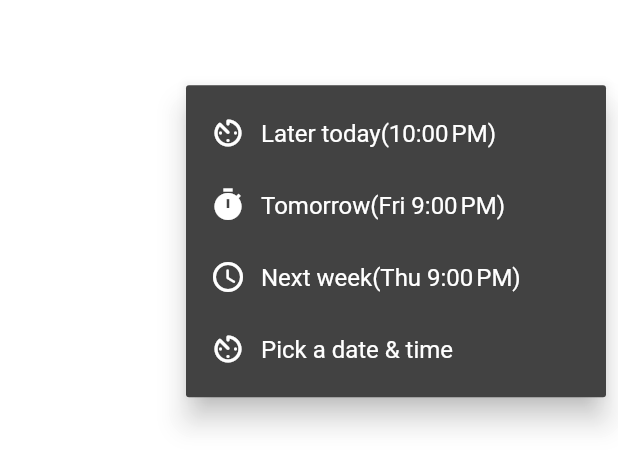
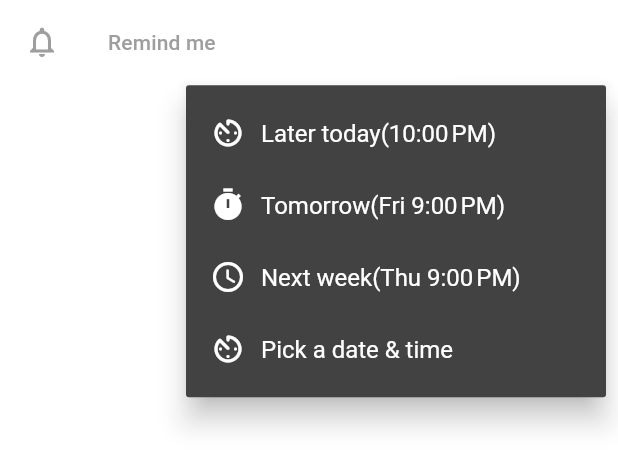
Before and after one commit to De-pitcher/to_do_clone, a Flutter app: the RemindMePopupMenu widget shown alone on an empty page, opened directly with empty values, after a tap on "Remind me", on a phone screen of 412 x 824 dp. Shown: the top 468 px of the screen. Run offline on Flutter 3.47's test engine with Material 2 defaults, Android fonts, the phone set to English and light mode, and no system bars; our stand-ins replace date_time_picker, firebase_auth, firebase_core, image_picker; missing offline and left inert: drag_and_drop_lists; accounts and stored records are empty.

Commit message:
ADD: DateWidget

```diff
--- a/lib/models/task.dart
+++ b/lib/models/task.dart
@@ -26,6 +26,10 @@ class Task {
   /// This [remindMe] is used to check if the task is should be reminded.
   bool remindMe;
 
+  /// This [addDueDate] is used to check if the due date for the reminder of
+  /// the task has been set.
+  bool addDueDate;
+
   Task({
     required this.id,
     required this.step,
@@ -35,6 +39,7 @@ class Task {
     this.myDay = false,
     this.isSelected = false,
     this.remindMe = false,
+    this.addDueDate = false,
   });
 
   Task copyWith({
@@ -46,6 +51,7 @@ class Task {
     bool? myDay,
     bool? isSelected,
     bool? remindMe,
+    bool? addDueDate,
   }) {
     return Task(
       id: id ?? this.id,
@@ -56,6 +62,7 @@ class Task {
       myDay: myDay ?? this.myDay,
       isSelected: isSelected ?? this.isSelected,
       remindMe: remindMe ?? this.remindMe,
+      addDueDate: addDueDate ?? this.addDueDate,
     );
   }
 }
--- a/lib/widgets/pop_up_menus/remind_me_pop_up_menu.dart
+++ b/lib/widgets/pop_up_menus/remind_me_pop_up_menu.dart
@@ -2,7 +2,6 @@ import 'package:date_time_picker/date_time_picker.dart';
 import 'package:flutter/material.dart';
 import 'package:provider/provider.dart';
 import 'package:intl/intl.dart';
-import 'package:to_do_clone/models/remind_me.dart';
 
 import '../../enums/enums.dart';
 import '../../providers/tasks.dart';
@@ -99,7 +98,11 @@ class _RemindMePopupMenuState extends State<RemindMePopupMenu> {
         icon: Icons.notifications_outlined,
         subtitle: widget.isEnabled ? remindMe?.title ?? '' : null,
         isEnabled: widget.isEnabled,
-        color: widget.color,
+        color: remindMe != null
+            ? remindMe.date.day != DateTime.now().day
+                ? Colors.grey
+                : widget.color
+            : widget.color,
         onCancel: () {
           context.read<Tasks>().toggleRemindMe(widget.id);
         },
@@ -129,54 +132,3 @@ class _RemindMePopupMenuState extends State<RemindMePopupMenu> {
         });
   }
 }
-
-class DateWidget extends StatelessWidget {
-  final String date;
-  final Function(String)? onChanged;
-  final Function()? onSubmit;
-  const DateWidget({
-    super.key,
-    required this.date,
-    this.onChanged,
-    this.onSubmit,
-  });
-
-  @override
-  Widget build(BuildContext context) {
-    return Dialog(
-      elevation: 0,
-      child: SizedBox(
-        height: 120,
-        child: Column(
-          mainAxisAlignment: MainAxisAlignment.spaceBetween,
-          children: [
-            Padding(
-              padding: const EdgeInsets.symmetric(horizontal: 16.0),
-              child: DateTimePicker(
-                  type: DateTimePickerType.dateTimeSeparate,
-                  dateMask: 'd MMM, yyyy',
-                  initialValue: date,
-                  firstDate: DateTime(2000),
-                  lastDate: DateTime(2100),
-                  icon: const Icon(Icons.event),
-                  dateLabelText: 'Date',
-                  timeLabelText: "Hour",
-                  selectableDayPredicate: (date) {
-                    // Disable weekend days to select from the calendar
-                    if (date.weekday == 6 || date.weekday == 7) {
-                      return false;
-                    }
-                    return true;
-                  },
-                  onChanged: onChanged),
-            ),
-            ElevatedButton(
-              onPressed: onSubmit,
-              child: const Text('OK'),
-            )
-          ],
-        ),
-      ),
-    );
-  }
-}
--- a/lib/widgets/task_detail_option_widget.dart
+++ b/lib/widgets/task_detail_option_widget.dart
@@ -23,13 +23,13 @@ class TaskDetailsOptionWidget extends StatelessWidget {
   Widget build(BuildContext context) {
     return ListTile(
       onTap: onTap,
-      leading: Icon(icon, color: isEnabled ? color : Colors.white38),
+      leading: Icon(icon, color: isEnabled ? color : Colors.grey),
       title: Text(
         title,
         style: Theme.of(context)
             .textTheme
             .titleSmall!
-            .copyWith(color: isEnabled ? color : Colors.white38),
+            .copyWith(color: isEnabled ? color : Colors.grey),
       ),
       subtitle: subtitle == null
           ? null
@@ -45,7 +45,7 @@ class TaskDetailsOptionWidget extends StatelessWidget {
               onPressed: onCancel,
               icon: const Icon(
                 Icons.cancel,
-                color: Colors.white38,
+                color: Colors.grey,
               ),
             )
           : null,
```
Also changed, not shown: lib/providers/tasks.dart (+7 -0 lines), lib/widgets/date_widget.dart (added, +55 -0 lines).
